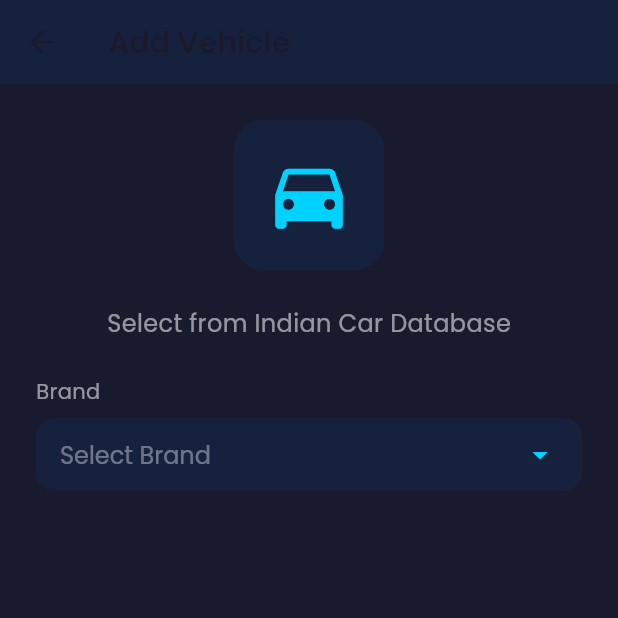
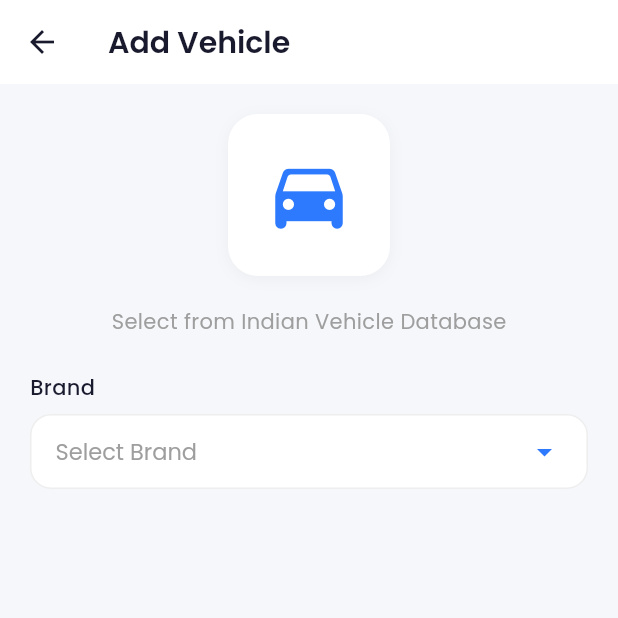
Before and after one commit to Praneshsivasankaran/fuel-tracker-app, a Flutter app: the AddVehicleScreen screen opened directly, on a phone screen of 412 x 824 dp, the top half of it. Run offline on Flutter 3.47's test engine with Material 3 defaults, Android fonts, the light colour scheme and no system bars; our stand-ins replace fl_chart, geolocator, google_fonts, google_maps_flutter, shared_preferences; accounts and stored records are empty; network calls fail.

Commit message:
Redesigned profile and add vehicle screens

```diff
--- a/lib/screens/add_vehicle_screen.dart
+++ b/lib/screens/add_vehicle_screen.dart
@@ -19,52 +19,29 @@ class _AddVehicleScreenState extends State<AddVehicleScreen> {
   String? _errorMessage;
 
   @override
-  void initState() {
-    super.initState();
-    _loadBrands();
-  }
+  void initState() { super.initState(); _loadBrands(); }
 
   Future<void> _loadBrands() async {
     final brands = await ApiService.getVehicleBrands();
-    setState(() {
-      _brands = brands;
-      _isLoading = false;
-    });
+    setState(() { _brands = brands; _isLoading = false; });
   }
 
   Future<void> _loadModels(String brand) async {
     setState(() => _isLoading = true);
     final models = await ApiService.getVehicleDatabase(brand: brand);
-    setState(() {
-      _models = models;
-      _selectedModel = null;
-      _isLoading = false;
-    });
+    setState(() { _models = models; _selectedModel = null; _isLoading = false; });
   }
 
   Future<void> _addVehicle() async {
-    if (_selectedModel == null) {
-      setState(() => _errorMessage = 'Please select a vehicle');
-      return;
-    }
-
-    setState(() {
-      _isSaving = true;
-      _errorMessage = null;
-    });
-
+    if (_selectedModel == null) { setState(() => _errorMessage = 'Please select a vehicle'); return; }
+    setState(() { _isSaving = true; _errorMessage = null; });
     String modelName = '${_selectedModel!['brand']} ${_selectedModel!['model']} ${_selectedModel!['variant'] ?? ''}'.trim();
     double engineSize = (_selectedModel!['engine_size'] ?? 1.0).toDouble();
     String fuelType = _selectedModel!['fuel_type'] ?? 'Petrol';
-
     final result = await ApiService.addVehicle(modelName, engineSize, fuelType);
-
     setState(() => _isSaving = false);
-
     if (result != null && mounted) {
-      ScaffoldMessenger.of(context).showSnackBar(
-        const SnackBar(content: Text('Vehicle added successfully!'), backgroundColor: Colors.green),
-      );
+      ScaffoldMessenger.of(context).showSnackBar(const SnackBar(content: Text('Vehicle added successfully!'), backgroundColor: Color(0xFF00C9A7)));
       Navigator.pop(context, true);
     } else {
       setState(() => _errorMessage = 'Failed to add vehicle');
@@ -74,100 +51,67 @@ class _AddVehicleScreenState extends State<AddVehicleScreen> {
   @override
   Widget build(BuildContext context) {
     return Scaffold(
-      backgroundColor: const Color(0xFF1A1A2E),
+      backgroundColor: const Color(0xFFF5F7FA),
       appBar: AppBar(
-        title: Text('Add Vehicle', style: GoogleFonts.poppins()),
-        backgroundColor: const Color(0xFF16213E),
+        title: Text('Add Vehicle', style: GoogleFonts.poppins(fontWeight: FontWeight.w600, color: const Color(0xFF1A1A2E))),
+        backgroundColor: Colors.white,
+        elevation: 0,
+        iconTheme: const IconThemeData(color: Color(0xFF1A1A2E)),
       ),
       body: SingleChildScrollView(
-        padding: const EdgeInsets.all(24),
+        padding: const EdgeInsets.all(20),
         child: Column(
           crossAxisAlignment: CrossAxisAlignment.start,
           children: [
             Center(
               child: Container(
-                padding: const EdgeInsets.all(20),
-                decoration: BoxDecoration(
-                  color: const Color(0xFF16213E),
-                  borderRadius: BorderRadius.circular(20),
-                ),
-                child: const Icon(Icons.directions_car, size: 60, color: Color(0xFF00D2FF)),
+                padding: const EdgeInsets.all(24),
+                decoration: BoxDecoration(color: Colors.white, borderRadius: BorderRadius.circular(20), boxShadow: [BoxShadow(color: Colors.black.withValues(alpha: 0.04), blurRadius: 8, offset: const Offset(0, 2))]),
+                child: const Icon(Icons.directions_car_rounded, size: 60, color: Color(0xFF2D7AFF)),
               ),
             ),
+            const SizedBox(height: 20),
+            Center(child: Text('Select from Indian Vehicle Database', style: GoogleFonts.poppins(fontSize: 14, color: Colors.grey))),
             const SizedBox(height: 24),
-            Center(
-              child: Text('Select from Indian Car Database', style: GoogleFonts.poppins(fontSize: 16, color: Colors.white54)),
-            ),
-            const SizedBox(height: 24),
-
-            // Brand Dropdown
-            Text('Brand', style: GoogleFonts.poppins(fontSize: 14, color: Colors.white54)),
+            Text('Brand', style: GoogleFonts.poppins(fontSize: 14, fontWeight: FontWeight.w500, color: const Color(0xFF1A1A2E))),
             const SizedBox(height: 8),
             Container(
               width: double.infinity,
               padding: const EdgeInsets.symmetric(horizontal: 16),
-              decoration: BoxDecoration(
-                color: const Color(0xFF16213E),
-                borderRadius: BorderRadius.circular(12),
-              ),
+              decoration: BoxDecoration(color: Colors.white, borderRadius: BorderRadius.circular(14), border: Border.all(color: Colors.grey.shade200)),
               child: DropdownButtonHideUnderline(
                 child: DropdownButton<String>(
                   value: _selectedBrand,
-                  hint: Text('Select Brand', style: GoogleFonts.poppins(color: Colors.white38)),
-                  dropdownColor: const Color(0xFF16213E),
-                  style: const TextStyle(color: Colors.white, fontSize: 16),
-                  icon: const Icon(Icons.arrow_drop_down, color: Color(0xFF00D2FF)),
+                  hint: Text('Select Brand', style: GoogleFonts.poppins(color: Colors.grey)),
+                  dropdownColor: Colors.white,
+                  style: GoogleFonts.poppins(color: const Color(0xFF1A1A2E), fontSize: 15),
+                  icon: const Icon(Icons.arrow_drop_down, color: Color(0xFF2D7AFF)),
                   isExpanded: true,
-                  items: _brands.map<DropdownMenuItem<String>>((brand) {
-                    return DropdownMenuItem(value: brand.toString(), child: Text(brand.toString()));
-                  }).toList(),
+                  items: _brands.map<DropdownMenuItem<String>>((brand) => DropdownMenuItem(value: brand.toString(), child: Text(brand.toString()))).toList(),
                   onChanged: (value) {
-                    setState(() {
-                      _selectedBrand = value;
-                      _selectedModel = null;
-                    });
+                    setState(() { _selectedBrand = value; _selectedModel = null; });
                     if (value != null) _loadModels(value);
                   },
                 ),
               ),
             ),
             const SizedBox(height: 20),
-
-            // Model Selection
             if (_selectedBrand != null) ...[
-              Text('Model', style: GoogleFonts.poppins(fontSize: 14, color: Colors.white54)),
+              Text('Model', style: GoogleFonts.poppins(fontSize: 14, fontWeight: FontWeight.w500, color: const Color(0xFF1A1A2E))),
               const SizedBox(height: 8),
-              if (_isLoading)
-                const Center(child: CircularProgressIndicator(color: Color(0xFF00D2FF)))
-              else
-                ..._models.map((model) => _buildModelCard(model)),
+              if (_isLoading) const Center(child: CircularProgressIndicator(color: Color(0xFF2D7AFF)))
+              else ..._models.map((model) => _buildModelCard(model)),
             ],
-
-            if (_errorMessage != null)
-              Padding(
-                padding: const EdgeInsets.only(top: 12),
-                child: Text(_errorMessage!, style: const TextStyle(color: Colors.redAccent, fontSize: 14)),
-              ),
-
+            if (_errorMessage != null) Padding(padding: const EdgeInsets.only(top: 12), child: Text(_errorMessage!, style: const TextStyle(color: Colors.redAccent, fontSize: 14))),
             const SizedBox(height: 24),
-
-            // Add Button
             if (_selectedModel != null)
               SizedBox(
                 width: double.infinity,
-                height: 50,
+                height: 52,
                 child: ElevatedButton(
                   onPressed: _isSaving ? null : _addVehicle,
-                  style: ElevatedButton.styleFrom(
-                    backgroundColor: const Color(0xFF00D2FF),
-                    shape: RoundedRectangleBorder(borderRadius: BorderRadius.circular(12)),
-                  ),
-                  child: _isSaving
-                      ? const CircularProgressIndicator(color: Colors.white)
-                      : Text(
-                          'Add Vehicle',
-                          style: GoogleFonts.poppins(fontSize: 16, fontWeight: FontWeight.w600, color: const Color(0xFF1A1A2E)),
-                        ),
+                  style: ElevatedButton.styleFrom(backgroundColor: const Color(0xFF2D7AFF), elevation: 0, shape: RoundedRectangleBorder(borderRadius: BorderRadius.circular(14))),
+                  child: _isSaving ? const CircularProgressIndicator(color: Colors.white) : Text('Add Vehicle', style: GoogleFonts.poppins(fontSize: 16, fontWeight: FontWeight.w600, color: Colors.white)),
                 ),
               ),
           ],
@@ -179,18 +123,16 @@ class _AddVehicleScreenState extends State<AddVehicleScreen> {
   Widget _buildModelCard(dynamic model) {
     bool isSelected = _selectedModel != null && _selectedModel!['id'] == model['id'];
     double mileage = (model['mileage_kmpl'] ?? 0).toDouble();
-
     return GestureDetector(
-      onTap: () {
-        setState(() => _selectedModel = model);
-      },
+      onTap: () => setState(() => _selectedModel = model),
       child: Container(
         margin: const EdgeInsets.only(bottom: 8),
         padding: const EdgeInsets.all(14),
         decoration: BoxDecoration(
-          color: isSelected ? const Color(0xFF00D2FF).withValues(alpha: 0.15) : const Color(0xFF16213E),
-          borderRadius: BorderRadius.circular(12),
-          border: isSelected ? Border.all(color: const Color(0xFF00D2FF), width: 2) : null,
+          color: Colors.white,
+          borderRadius: BorderRadius.circular(14),
+          border: Border.all(color: isSelected ? const Color(0xFF2D7AFF) : Colors.grey.shade200, width: isSelected ? 2 : 1),
+          boxShadow: isSelected ? [BoxShadow(color: const Color(0xFF2D7AFF).withValues(alpha: 0.1), blurRadius: 8, offset: const Offset(0, 2))] : null,
         ),
         child: Row(
           children: [
@@ -198,27 +140,15 @@ class _AddVehicleScreenState extends State<AddVehicleScreen> {
               child: Column(
                 crossAxisAlignment: CrossAxisAlignment.start,
                 children: [
-                  Text(
-                    '${model['model']} ${model['variant'] ?? ''}',
-                    style: GoogleFonts.poppins(fontSize: 15, fontWeight: FontWeight.w600, color: Colors.white),
-                  ),
-                  Text(
-                    '${model['engine_size']}L • ${model['fuel_type']} • ${model['body_type']}',
-                    style: GoogleFonts.poppins(fontSize: 12, color: Colors.white54),
-                  ),
+                  Text('${model['model']} ${model['variant'] ?? ''}', style: GoogleFonts.poppins(fontSize: 15, fontWeight: FontWeight.w600, color: const Color(0xFF1A1A2E))),
+                  Text('${model['engine_size']}L • ${model['fuel_type']} • ${model['body_type']}', style: GoogleFonts.poppins(fontSize: 12, color: Colors.grey)),
                 ],
               ),
             ),
             Container(
               padding: const EdgeInsets.symmetric(horizontal: 10, vertical: 4),
-              decoration: BoxDecoration(
-                color: Colors.greenAccent.withValues(alpha: 0.2),
-                borderRadius: BorderRadius.circular(20),
-              ),
-              child: Text(
-                '${mileage.toStringAsFixed(1)} km/l',
-                style: GoogleFonts.poppins(fontSize: 12, fontWeight: FontWeight.w600, color: Colors.greenAccent),
-              ),
+              decoration: BoxDecoration(color: const Color(0xFF00C9A7).withValues(alpha: 0.1), borderRadius: BorderRadius.circular(20)),
+              child: Text('${mileage.toStringAsFixed(1)} km/l', style: GoogleFonts.poppins(fontSize: 12, fontWeight: FontWeight.w600, color: const Color(0xFF00C9A7))),
             ),
           ],
         ),
```
Also changed, not shown: lib/screens/profile_screen.dart (+29 -64 lines).
